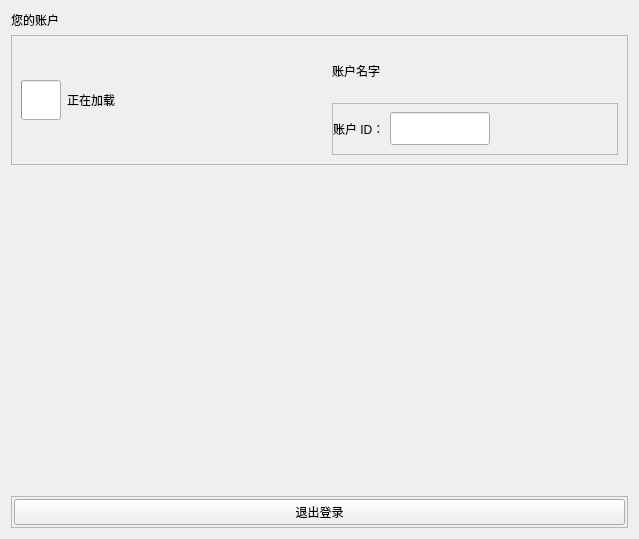
The window that window/ui/account_widget/account_widget.ui (lrsgzs/wmchat-client) describes before a commit, drawn with Qt 5.
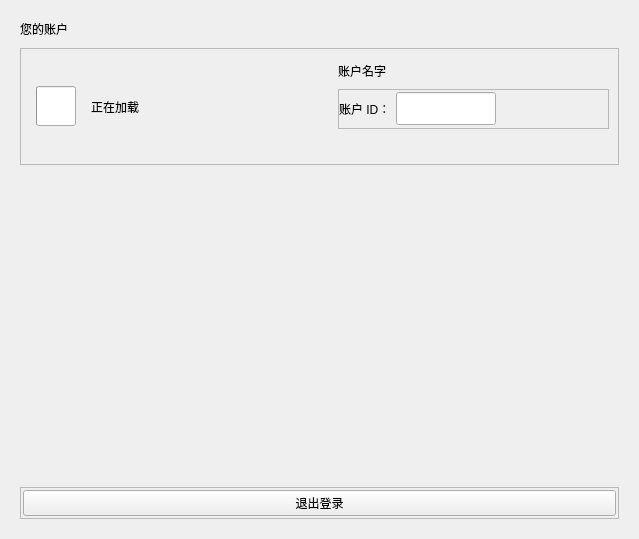
The same window after the commit. Custom widgets are drawn as their Qt base class.

The edit to the form file:
```diff
--- a/window/ui/account_widget/account_widget.ui
+++ b/window/ui/account_widget/account_widget.ui
@@ -14,6 +14,21 @@
    <string>Form</string>
   </property>
   <layout class="QVBoxLayout" name="verticalLayout_2">
+   <property name="spacing">
+    <number>10</number>
+   </property>
+   <property name="leftMargin">
+    <number>20</number>
+   </property>
+   <property name="topMargin">
+    <number>20</number>
+   </property>
+   <property name="rightMargin">
+    <number>20</number>
+   </property>
+   <property name="bottomMargin">
+    <number>20</number>
+   </property>
    <item>
     <widget class="TitleLabel" name="TitleLabel">
      <property name="text">
@@ -54,6 +69,12 @@
          </sizepolicy>
         </property>
         <layout class="QHBoxLayout" name="horizontalLayout_2">
+         <property name="spacing">
+          <number>15</number>
+         </property>
+         <property name="leftMargin">
+          <number>15</number>
+         </property>
          <item>
           <widget class="IndeterminateProgressRing" name="IndeterminateProgressRing">
            <property name="minimumSize">
@@ -96,7 +117,7 @@
           <number>6</number>
          </property>
          <property name="leftMargin">
-          <number>9</number>
+          <number>15</number>
          </property>
          <property name="topMargin">
           <number>9</number>
@@ -109,6 +130,18 @@
          </property>
          <item>
           <widget class="SubtitleLabel" name="account_name">
+           <property name="minimumSize">
+            <size>
+             <width>0</width>
+             <height>25</height>
+            </size>
+           </property>
+           <property name="maximumSize">
+            <size>
+             <width>16777215</width>
+             <height>25</height>
+            </size>
+           </property>
            <property name="text">
             <string>账户名字</string>
            </property>
@@ -116,6 +149,18 @@
          </item>
          <item>
           <widget class="QFrame" name="frame_2">
+           <property name="minimumSize">
+            <size>
+             <width>0</width>
+             <height>40</height>
+            </size>
+           </property>
+           <property name="maximumSize">
+            <size>
+             <width>16777215</width>
+             <height>40</height>
+            </size>
+           </property>
            <property name="frameShape">
             <enum>QFrame::StyledPanel</enum>
            </property>
@@ -180,6 +225,19 @@
            </layout>
           </widget>
          </item>
+         <item>
+          <spacer name="verticalSpacer_2">
+           <property name="orientation">
+            <enum>Qt::Vertical</enum>
+           </property>
+           <property name="sizeHint" stdset="0">
+            <size>
+             <width>20</width>
+             <height>40</height>
+            </size>
+           </property>
+          </spacer>
+         </item>
         </layout>
        </widget>
       </item>
```
